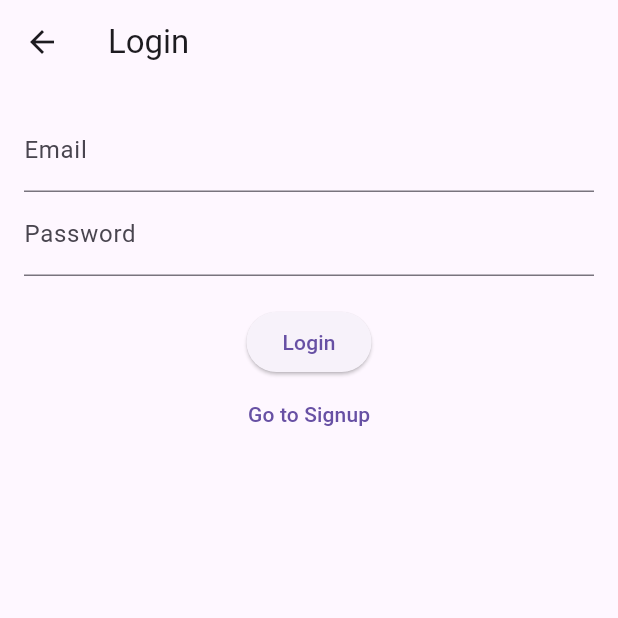
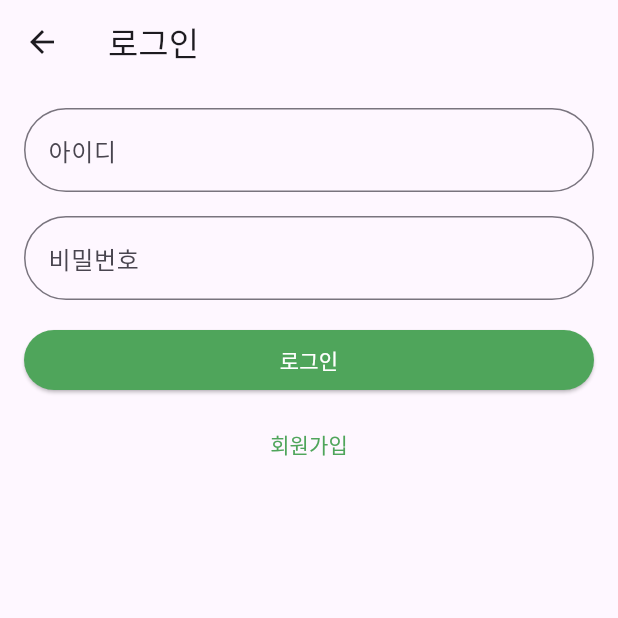
Before and after one commit to jiyoon0227/lanny_program, a Flutter app: the screen it shows after launch, after a tap on "이미 계정이 있으신가요? 로그인", on a phone screen of 412 x 824 dp, the top half of it. Run offline on Flutter 3.47's test engine with Material 3 defaults, Android fonts, the phone set to English and light mode, and no system bars; our stand-ins replace cloud_firestore, firebase_auth, firebase_core, sqflite; accounts and stored records are empty; network calls fail.

Commit message:
fix missing language_setting_popup & fix login_screen UI

```diff
--- a/lib/screens/login_screen.dart
+++ b/lib/screens/login_screen.dart
@@ -3,13 +3,12 @@ import '../widgets/language_setting_popup.dart'; // 팝업 함수 임포트
 import 'package:lanny_program/firebase_options.dart';
 import 'package:firebase_auth/firebase_auth.dart';
 
-
 class login_screen extends StatefulWidget {
   @override
-  _login_screenState createState() => _login_screenState();
+  _LoginScreenState createState() => _LoginScreenState();
 }
 
-class _login_screenState extends State<login_screen> {
+class _LoginScreenState extends State<login_screen> {
   final TextEditingController _emailController = TextEditingController();
   final TextEditingController _passwordController = TextEditingController();
   final FirebaseAuth _auth = FirebaseAuth.instance;
@@ -20,10 +19,12 @@ class _login_screenState extends State<login_screen> {
         email: _emailController.text.trim(),
         password: _passwordController.text.trim(),
       );
-      Navigator.pushReplacementNamed(context, '/main');
+
+      // 로그인 성공 시 언어 설정 팝업 호출
+      showLanguageSettingPopup(context);
     } catch (e) {
       ScaffoldMessenger.of(context).showSnackBar(
-        SnackBar(content: Text('Login failed: ${e.toString()}')),
+        SnackBar(content: Text('로그인 실패: ${e.toString()}')),
       );
     }
   }
@@ -31,30 +32,57 @@ class _login_screenState extends State<login_screen> {
   @override
   Widget build(BuildContext context) {
     return Scaffold(
-      appBar: AppBar(title: Text('Login')),
+      appBar: AppBar(title: const Text('로그인')),
       body: Padding(
         padding: const EdgeInsets.all(16.0),
         child: Column(
+          crossAxisAlignment: CrossAxisAlignment.stretch,
           children: [
             TextField(
               controller: _emailController,
-              decoration: InputDecoration(labelText: 'Email'),
+              decoration: InputDecoration(
+                labelText: '아이디',
+                border: OutlineInputBorder(
+                  borderRadius: BorderRadius.circular(50),
+                ),
+              ),
             ),
+            const SizedBox(height: 16),
             TextField(
               controller: _passwordController,
-              decoration: InputDecoration(labelText: 'Password'),
               obscureText: true,
+              decoration: InputDecoration(
+                labelText: '비밀번호',
+                border: OutlineInputBorder(
+                  borderRadius: BorderRadius.circular(50),
+                ),
+              ),
             ),
-            SizedBox(height: 20),
+            const SizedBox(height: 16),
             ElevatedButton(
               onPressed: _login,
-              child: Text('Login'),
+              style: ElevatedButton.styleFrom(
+                backgroundColor: const Color(0xFF4FA55B),
+                shape: RoundedRectangleBorder(
+                  borderRadius: BorderRadius.circular(50),
+                ),
+              ),
+              child: const Text(
+                '로그인',
+                style: TextStyle(color: Colors.white),
+              ),
             ),
-            TextButton(
-              onPressed: () {
-                Navigator.pushNamed(context, '/signup');
-              },
-              child: Text('Go to Signup'),
+            const SizedBox(height: 8),
+            Center(
+              child: TextButton(
+                onPressed: () {
+                  Navigator.pushNamed(context, '/signup'); // 회원가입 화면으로 이동
+                },
+                child: const Text(
+                  '회원가입',
+                  style: TextStyle(color: Color(0xFF4FA55B)),
+                ),
+              ),
             ),
           ],
         ),
--- a/lib/services/translation_service.dart
+++ b/lib/services/translation_service.dart
@@ -3,7 +3,7 @@ import 'package:http/http.dart' as http;
 import '../data/word_table.dart';
 
 class TranslationService {
-  final String apiKey = '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';
+  final String apiKey = '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';
   final WordTable wordTable = WordTable();
 
   // 단어를 번역하는 메서드 (챕터별로 수행)
```
